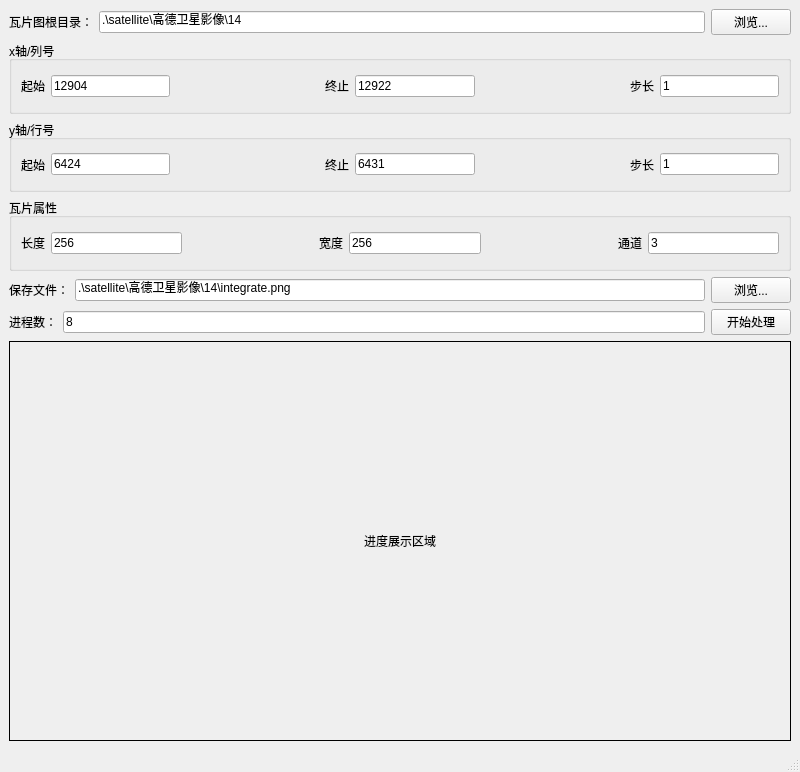
Old version of the form tileCombine.ui in the repository Zhao-Yuancheng/Remote-sensing-toolkits.
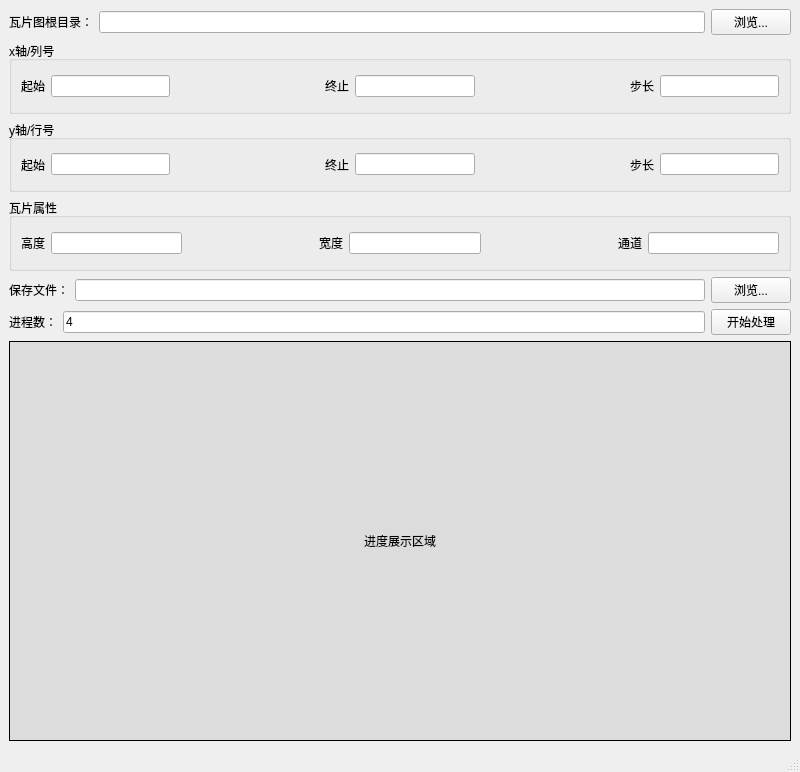
New version of the form.

```diff
--- a/tileCombine.ui
+++ b/tileCombine.ui
@@ -27,7 +27,7 @@
       <item>
        <widget class="QLineEdit" name="tileDirEdit">
         <property name="text">
-         <string>.\satellite\高德卫星影像\14</string>
+         <string/>
         </property>
        </widget>
       </item>
@@ -58,7 +58,7 @@
          <item>
           <widget class="QLineEdit" name="xStartEdit">
            <property name="text">
-            <string>12904</string>
+            <string/>
            </property>
           </widget>
          </item>
@@ -89,7 +89,7 @@
          <item>
           <widget class="QLineEdit" name="xEndEdit">
            <property name="text">
-            <string>12922</string>
+            <string/>
            </property>
           </widget>
          </item>
@@ -120,7 +120,7 @@
          <item>
           <widget class="QLineEdit" name="xStepEdit">
            <property name="text">
-            <string>1</string>
+            <string/>
            </property>
           </widget>
          </item>
@@ -147,7 +147,7 @@
          <item>
           <widget class="QLineEdit" name="yStartEdit">
            <property name="text">
-            <string>6424</string>
+            <string/>
            </property>
           </widget>
          </item>
@@ -178,7 +178,7 @@
          <item>
           <widget class="QLineEdit" name="yEndEdit">
            <property name="text">
-            <string>6431</string>
+            <string/>
            </property>
           </widget>
          </item>
@@ -209,7 +209,7 @@
          <item>
           <widget class="QLineEdit" name="yStepEdit">
            <property name="text">
-            <string>1</string>
+            <string/>
            </property>
           </widget>
          </item>
@@ -227,14 +227,14 @@
        <item>
         <widget class="QLabel" name="label_10">
          <property name="text">
-          <string>长度</string>
+          <string>高度</string>
          </property>
         </widget>
        </item>
        <item>
         <widget class="QLineEdit" name="tileLengthLineEdit">
          <property name="text">
-          <string>256</string>
+          <string/>
          </property>
         </widget>
        </item>
@@ -261,7 +261,7 @@
        <item>
         <widget class="QLineEdit" name="tileWidthLineEdit">
          <property name="text">
-          <string>256</string>
+          <string/>
          </property>
         </widget>
        </item>
@@ -288,7 +288,7 @@
        <item>
         <widget class="QLineEdit" name="tileChannelsLineEdit">
          <property name="text">
-          <string>3</string>
+          <string/>
          </property>
         </widget>
        </item>
@@ -307,7 +307,7 @@
       <item>
        <widget class="QLineEdit" name="saveFileEdit">
         <property name="text">
-         <string>.\satellite\高德卫星影像\14\integrate.png</string>
+         <string/>
         </property>
        </widget>
       </item>
@@ -332,7 +332,7 @@
       <item>
        <widget class="QLineEdit" name="nProcEdit">
         <property name="text">
-         <string>8</string>
+         <string>4</string>
         </property>
        </widget>
       </item>
@@ -353,9 +353,18 @@
         <height>400</height>
        </size>
       </property>
+      <property name="autoFillBackground">
+       <bool>false</bool>
+      </property>
+      <property name="styleSheet">
+       <string notr="true">background-color:rgb(220, 220, 220)</string>
+      </property>
       <property name="frameShape">
        <enum>QFrame::Box</enum>
       </property>
+      <property name="frameShadow">
+       <enum>QFrame::Plain</enum>
+      </property>
       <property name="text">
        <string>进度展示区域</string>
       </property>
```
